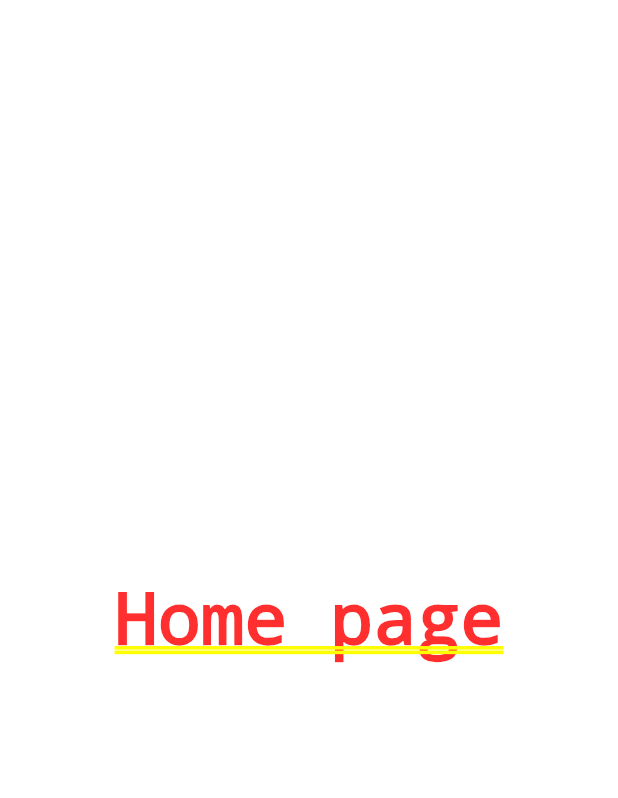
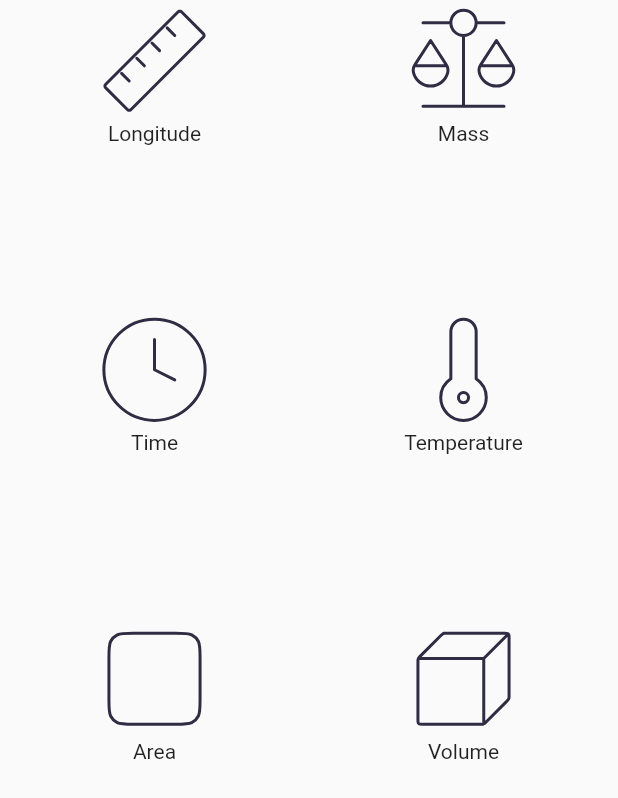
Before and after one commit to AntonioJoaquin/unit_converter_flutter, a Flutter app: the screen it shows after launch, on a phone screen of 412 x 824 dp. Shown: the top 798 px of the screen. Run offline on Flutter 3.47's test engine with Material 2 defaults, Android fonts, the phone set to English and light mode, and no system bars; our stand-ins replace flutter_svg.

Commit message:
#1- Add categories for converter

```diff
--- /dev/null
+++ b/lib/view/src/common/converter.dart
@@ -0,0 +1,15 @@
+import 'media.dart';
+
+enum Converter {
+  longitude(Media.icLongitude, 'Longitude'),
+  mass(Media.icMass, 'Mass'),
+  time(Media.icTime, 'Time'),
+  temperature(Media.icTemperature, 'Temperature'),
+  area(Media.icArea, 'Area'),
+  volume(Media.icVolume, 'Volume');
+
+  final String icon;
+  final String name;
+
+  const Converter(this.icon, this.name);
+}
--- /dev/null
+++ b/lib/view/src/common/media.dart
@@ -0,0 +1,8 @@
+abstract class Media {
+  static const String icArea = 'assets/icons/ic_area.svg';
+  static const String icLongitude = 'assets/icons/ic_longitude.svg';
+  static const String icMass = 'assets/icons/ic_mass.svg';
+  static const String icTemperature = 'assets/icons/ic_temperature.svg';
+  static const String icTime = 'assets/icons/ic_time.svg';
+  static const String icVolume = 'assets/icons/ic_volume.svg';
+}
--- a/lib/view/src/pages/home/home_page.dart
+++ b/lib/view/src/pages/home/home_page.dart
@@ -1,10 +1,33 @@
 import 'package:flutter/material.dart';
+import 'package:flutter_svg/svg.dart';
+
+import '../../common/converter.dart';
 
 class HomePage extends StatelessWidget {
   const HomePage({Key? key}) : super(key: key);
 
   @override
   Widget build(BuildContext context) {
-    return const Center(child: Text('Home page'));
+    return Scaffold(
+      body: GridView.builder(
+          gridDelegate: const SliverGridDelegateWithFixedCrossAxisCount(
+              crossAxisCount: 2),
+          itemCount: Converter.values.length,
+          itemBuilder: (_, index) {
+            final item = Converter.values[index];
+
+            return Container(
+              decoration: BoxDecoration(
+                borderRadius: BorderRadius.circular(16.0),
+              ),
+              child: Column(
+                children: [
+                  SvgPicture.asset(item.icon),
+                  Text(item.name),
+                ],
+              ),
+            );
+          }),
+    );
   }
 }
--- a/pubspec.yaml
+++ b/pubspec.yaml
@@ -32,6 +32,8 @@ dependencies:
   flutter:
     sdk: flutter
 
+  flutter_svg: ^1.1.5
+
 
   # The following adds the Cupertino Icons font to your application.
   # Use with the CupertinoIcons class for iOS style icons.
@@ -60,8 +62,8 @@ flutter:
   uses-material-design: true
 
   # To add assets to your application, add an assets section, like this:
-  # assets:
-  #   - images/a_dot_burr.jpeg
+  assets:
+    - assets/icons/
   #   - images/a_dot_ham.jpeg
 
   # An image asset can refer to one or more resolution-specific "variants", see
```
Also changed, not shown: assets/icons/ic_area.svg (added), assets/icons/ic_longitude.svg (added), assets/icons/ic_mass.svg (added), assets/icons/ic_temperature.svg (added), assets/icons/ic_time.svg (added), assets/icons/ic_volume.svg (added).
